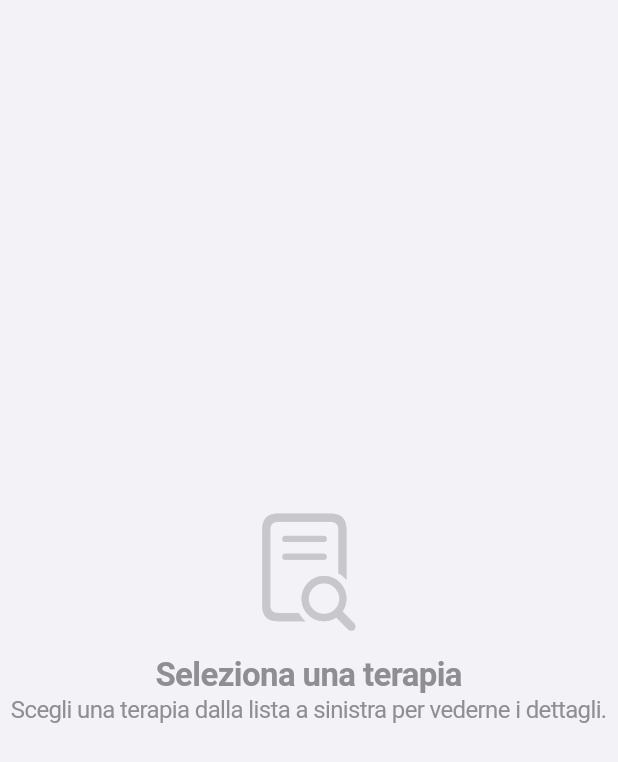
After one commit to fgangi/AkoraApp, a Flutter app: the EmptyDetailScaffold screen opened directly, on a phone screen of 412 x 824 dp. The commit adds this screen. Shown: the top 762 px of the screen. Run offline on Flutter 3.47's test engine with Material 3 defaults, Android fonts, the phone set to English and light mode, and no system bars; our stand-ins replace connectivity_plus, dash_chat_2, drift, flutter_local_notifications, flutter_map, flutter_slidable and 7 more; missing offline and left inert: dart_openai, map_launcher; accounts and stored records are empty; generated files the repository leaves out were written again.

Commit message:
alternative layout for ipad-like screens, refined UI and logic

```diff
--- /dev/null
+++ b/lib/features/home/widgets/empty_detail_scaffold.dart
@@ -0,0 +1,39 @@
+import 'package:flutter/cupertino.dart';
+
+class EmptyDetailScaffold extends StatelessWidget {
+  const EmptyDetailScaffold({super.key});
+
+  @override
+  Widget build(BuildContext context) {
+    return CupertinoPageScaffold(
+      child: Center(
+        child: Column(
+          mainAxisAlignment: MainAxisAlignment.center,
+          children: [
+            Icon(
+              CupertinoIcons.doc_text_search,
+              size: 80,
+              color: CupertinoColors.systemGrey3,
+            ),
+            const SizedBox(height: 16),
+            const Text(
+              'Seleziona una terapia',
+              style: TextStyle(
+                fontSize: 22,
+                fontWeight: FontWeight.bold,
+                color: CupertinoColors.systemGrey,
+              ),
+            ),
+            const Text(
+              'Scegli una terapia dalla lista a sinistra per vederne i dettagli.',
+              style: TextStyle(
+                fontSize: 16,
+                color: CupertinoColors.systemGrey,
+              ),
+            ),
+          ],
+        ),
+      ),
+    );
+  }
+}
--- a/lib/features/home/widgets/therapy_card.dart
+++ b/lib/features/home/widgets/therapy_card.dart
@@ -9,12 +9,14 @@ import 'package:go_router/go_router.dart';
 
 class TherapyCard extends StatefulWidget {
   final Therapy therapy;
+  final VoidCallback onTap;
   final AppDatabase database;
   final NotificationService notificationService;
 
   const TherapyCard({
     super.key,
     required this.therapy,
+    required this.onTap,
     required this.database,
     required this.notificationService,
   });
@@ -90,9 +92,7 @@ class _TherapyCardState extends State<TherapyCard> {
     }
 
     return GestureDetector(
-      onTap: () {
-        context.pushNamed(AppRouter.therapyDetailRouteName, extra: widget.therapy);
-      },
+      onTap: widget.onTap,
       child: Container(
         padding: const EdgeInsets.symmetric(horizontal: 16.0, vertical: 20.0),
         decoration: BoxDecoration(
```
Also changed, not shown: lib/core/utils/responsive_helpers.dart (added, +8 -0 lines), lib/data/sources/local/local_drug_data.dart (+0 -27 lines), lib/features/home/screens/home_screen.dart (+106 -33 lines), lib/features/therapy_management/screens/therapy_detail_screen.dart (+7 -5 lines), lib/features/therapy_management/screens/therapy_frequency_screen.dart (+17 -17 lines), lib/features/therapy_management/screens/therapy_summary_screen.dart (+36 -2 lines), assets/icon/icon.png, 26 other files.
